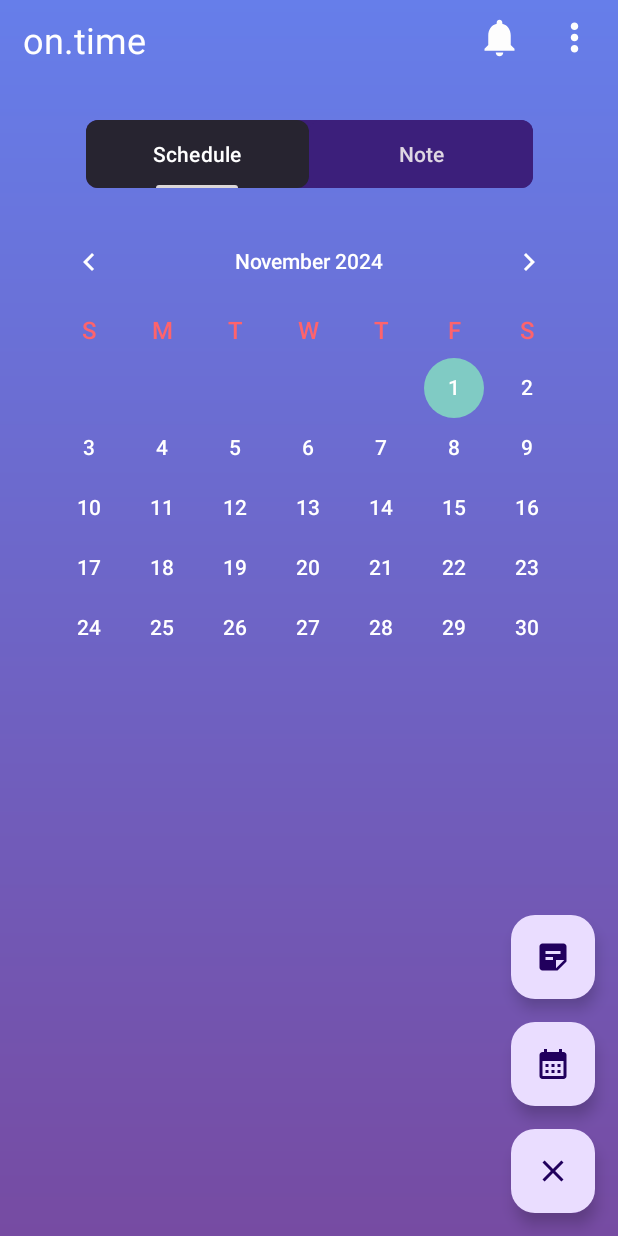
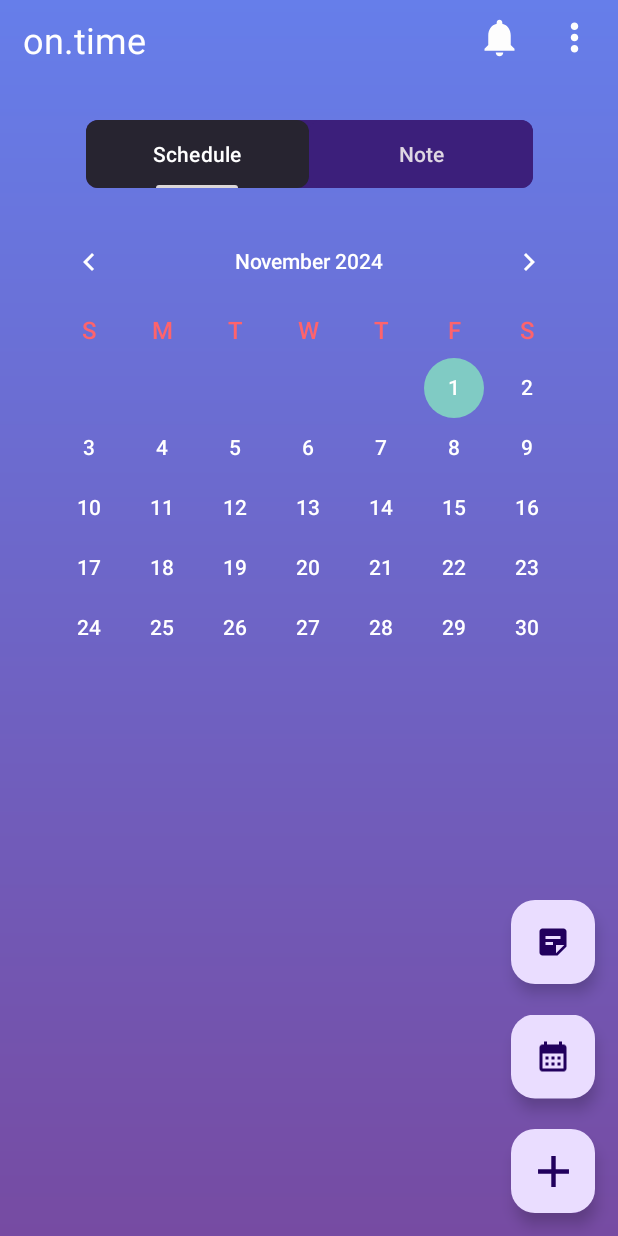
Before and after one commit to VinhGiang731/To-Do-List-App, an Android app: the MakeNoteActivity screen opened directly, with no data from a screen before it, after a tap on "This is float button", on a phone screen of 412 x 824 dp. Run offline under Robolectric (Android 15) with nearby library versions, the phone set to English and light mode, and no system bars.

Commit message:
update float button and list view

```diff
--- a/app/src/main/java/com/example/to_do_list/MakeNoteActivity.kt
+++ b/app/src/main/java/com/example/to_do_list/MakeNoteActivity.kt
@@ -3,38 +3,150 @@ package com.example.to_do_list
 import android.content.Intent
 import android.os.Bundle
 import android.view.View
+import android.view.animation.AnticipateOvershootInterpolator
+import android.view.animation.OvershootInterpolator
 import androidx.activity.enableEdgeToEdge
 import androidx.appcompat.app.AppCompatActivity
+import androidx.constraintlayout.widget.ConstraintLayoutStates
 import com.example.to_do_list.databinding.ActivityMakenoteBinding
+import com.google.android.material.floatingactionbutton.FloatingActionButton
 import com.google.android.material.tabs.TabLayoutMediator
 
 class MakeNoteActivity : AppCompatActivity() {
     private lateinit var binding: ActivityMakenoteBinding
+    private lateinit var fab_sub1: FloatingActionButton
+    private lateinit var fab_sub2: FloatingActionButton
+
     override fun onCreate(savedInstanceState: Bundle?) {
         super.onCreate(savedInstanceState)
         enableEdgeToEdge()
         binding = ActivityMakenoteBinding.inflate(layoutInflater)
         setContentView(binding.root)
+        fab_sub1 = findViewById(R.id.fab_subFloat1)
+        fab_sub2 = findViewById(R.id.fab_subFloat2)
+
 
         AddEventBtnMore()
         ViewPagerSetup()
         AddEvenBtnFloat()
     }
 
+//    private fun AddEvenBtnFloat() {
+//        var flag = false
+//        binding.apply {
+//            binding.fabBassFloat.setOnClickListener {
+//                flag = !flag
+//                if (flag) {
+//                    binding.fabBassFloat.animate().setDuration(300).rotation(135f).withEndAction {
+//                        binding.fabBassFloat.setImageResource(R.drawable.bg_btn_close)
+//                    }.start()
+//
+//
+//                    fab_sub1.show()
+//                    fab_sub2.show()
+//                } else {
+//                    binding.fabBassFloat.setImageResource(R.drawable.bg_btn_float)
+//                    fab_sub1.hide()
+//                    fab_sub2.hide()
+//                }
+//            }
+//        }
+//    }
+
     private fun AddEvenBtnFloat() {
         var flag = false
-        binding.btnBassFloat.setOnClickListener {
-            flag = !flag
-            if(flag) {
-                binding.btnBassFloat.setImageResource(R.drawable.bg_btn_close)
-                binding.btnSubFloat1.visibility = View.VISIBLE
-                binding.btnSubFloat2.visibility = View.VISIBLE
-            } else{
-                binding.btnBassFloat.setImageResource(R.drawable.bg_btn_float)
-                binding.btnSubFloat1.visibility = View.GONE
-                binding.btnSubFloat2.visibility = View.GONE
+        binding.apply {
+            binding.fabBassFloat.setOnClickListener {
+                flag = !flag
+                if (flag) {
+                    expand()
+                } else {
+                    colse()
+                }
             }
+        }
+    }
 
+    private fun colse() {
+        /*
+             binding.fabBassFloat.animate().setDuration(300).rotation(0f).start()
+            fabBassFloat.animate(): Bắt đầu một chuỗi hoạt ảnh trên nút fabBassFloat.
+            .setDuration(300): Thiết lập thời gian chạy hoạt ảnh là 300ms (0,3 giây).
+            .rotation(0f): Quay nút fabBassFloat về góc 0 độ. Đây có thể là một thao tác "reset" nếu trước đó nút đã xoay.
+            .start(): Bắt đầu thực hiện chuỗi hoạt ảnh này.
+         */
+
+        binding.fabBassFloat.animate().setDuration(300).rotation(0f).start()
+
+
+        /*
+            binding.fabSubFloat1.animate().setDuration(300).translationY(0f).alpha(0f)
+            fabSubFloat1.animate(): Bắt đầu một chuỗi hoạt ảnh trên nút fabSubFloat1.
+            .setDuration(300): Thiết lập thời gian chạy hoạt ảnh là 300ms (0,3 giây).
+            .translationY(0f): Di chuyển nút fabSubFloat1 theo trục Y về vị trí ban đầu (tọa độ Y = 0).
+            .alpha(0f): Làm mờ dần nút fabSubFloat1, đặt độ mờ (alpha) thành 0, khiến nó trở nên trong suốt.
+
+            .setInterpolator(AnticipateOvershootInterpolator(2f))
+            AnticipateOvershootInterpolator(2f): Sử dụng một interpolator đặc biệt cho hoạt ảnh,
+            tạo cảm giác nút "bật lại" một chút khi kết thúc. 2f là độ mạnh của hiệu ứng "anticipate" và "overshoot".
+            Interpolator này làm cho hoạt ảnh trông tự nhiên hơn, giống như khi bạn đóng hoặc mở một cửa có chút lực đàn hồi.
+
+            .withEndAction { binding.fabSubFloat1.visibility = View.GONE }
+            .withEndAction { ... }: Xác định một hành động sẽ được thực hiện sau khi hoạt ảnh kết thúc.
+            binding.fabSubFloat1.visibility = View.GONE: Sau khi hoạt ảnh kết thúc,
+            đặt thuộc tính visibility của fabSubFloat1 thành GONE, khiến nó không còn hiển thị và chiếm không gian trên giao diện.
+         */
+
+        binding.fabSubFloat1.animate().setDuration(300).translationY(0f).alpha(0f)
+            .setInterpolator(AnticipateOvershootInterpolator(2f)).withEndAction {
+                binding.fabSubFloat1.visibility = View.GONE
+            }.start()
+
+        binding.fabSubFloat2.animate().setDuration(300).translationY(0f).alpha(0f)
+            .setInterpolator(AnticipateOvershootInterpolator(2f)).withEndAction {
+                binding.fabSubFloat2.visibility = View.GONE
+            }.start()
+    }
+
+    private fun expand() {
+        binding.fabBassFloat.animate().setDuration(300).rotation(180f).start()
+
+        /*
+            binding.fabSubFloat1.apply { ... }
+            Phần này áp dụng hoạt ảnh cho nút phụ fabSubFloat1.
+
+            alpha = 0f: Đặt độ mờ (alpha) ban đầu là 0, khiến nút trở nên trong suốt.
+            visibility = View.VISIBLE: Hiển thị nút fabSubFloat1,
+            cần thiết để cho phép hoạt ảnh hiển thị (vì nó có thể đã bị GONE từ trước).
+            animate().setDuration(300): Bắt đầu chuỗi hoạt ảnh với thời gian chạy là 300ms.
+
+            .translationY(-resources.getDimension(R.dimen.fab1)):
+            Di chuyển fabSubFloat1 lên trên một khoảng cách bằng với giá trị trong R.dimen.fab1.
+            Giá trị âm (-) làm cho nút di chuyển theo hướng lên trên.
+
+            .alpha(1f): Thay đổi độ mờ (alpha) lên 1, làm cho nút dần dần hiện ra.
+            .setInterpolator(OvershootInterpolator(2f)): Sử dụng OvershootInterpolator với hệ số 2f, tạo hiệu ứng bật nhẹ khi nút xuất hiện.
+            .start(): Bắt đầu chuỗi hoạt ảnh.
+         */
+
+        binding.fabSubFloat1.apply {
+            alpha = 0f
+            visibility = View.VISIBLE
+            animate().setDuration(300)
+                .translationY(-resources.getDimension(R.dimen.fab1))
+                .alpha(1f)
+                .setInterpolator(OvershootInterpolator(2f))
+                .start()
+        }
+
+        binding.fabSubFloat2.apply {
+            alpha = 0f
+            visibility = View.VISIBLE
+            animate().setDuration(300)
+                .translationY(-resources.getDimension(R.dimen.fab2))
+                .alpha(1f)
+                .setInterpolator(OvershootInterpolator(2f))
+                .start()
         }
     }
 
--- a/app/src/main/res/drawable/bg_btn_float.xml
+++ b/app/src/main/res/drawable/bg_btn_float.xml
@@ -1,5 +1,12 @@
-<vector xmlns:android="http://schemas.android.com/apk/res/android" android:height="30dp" android:tint="#FDFDFD" android:viewportHeight="24" android:viewportWidth="24" android:width="30dp">
+<vector xmlns:android="http://schemas.android.com/apk/res/android"
+    android:width="30dp"
+    android:height="30dp"
+    android:tint="#FDFDFD"
+    android:viewportWidth="24"
+    android:viewportHeight="24">
 
-    <path android:fillColor="@android:color/white" android:pathData="M19,13h-6v6h-2v-6H5v-2h6V5h2v6h6v2z"/>
+    <path
+        android:fillColor="@android:color/white"
+        android:pathData="M19,13h-6v6h-2v-6H5v-2h6V5h2v6h6v2z" />
 
 </vector>
--- a/app/src/main/res/drawable/bg_btn_push_pin.xml
+++ b/app/src/main/res/drawable/bg_btn_push_pin.xml
@@ -1,6 +1,6 @@
 <vector xmlns:android="http://schemas.android.com/apk/res/android"
-    android:width="30dp"
-    android:height="30dp"
+    android:width="28dp"
+    android:height="28dp"
     android:tint="#FDFDFD"
     android:viewportWidth="24"
     android:viewportHeight="24">
--- a/app/src/main/res/drawable/bg_btn_schedule.xml
+++ b/app/src/main/res/drawable/bg_btn_schedule.xml
@@ -1,5 +1,12 @@
-<vector xmlns:android="http://schemas.android.com/apk/res/android" android:height="30dp" android:tint="#FDFDFD" android:viewportHeight="24" android:viewportWidth="24" android:width="30dp">
+<vector xmlns:android="http://schemas.android.com/apk/res/android"
+    android:width="30dp"
+    android:height="30dp"
+    android:tint="#FDFDFD"
+    android:viewportWidth="24"
+    android:viewportHeight="24">
 
-    <path android:fillColor="@android:color/white" android:pathData="M19,4h-1V2h-2v2H8V2H6v2H5C3.89,4 3.01,4.9 3.01,6L3,20c0,1.1 0.89,2 2,2h14c1.1,0 2,-0.9 2,-2V6C21,4.9 20.1,4 19,4zM19,20H5V10h14V20zM9,14H7v-2h2V14zM13,14h-2v-2h2V14zM17,14h-2v-2h2V14zM9,18H7v-2h2V18zM13,18h-2v-2h2V18zM17,18h-2v-2h2V18z"/>
+    <path
+        android:fillColor="@android:color/white"
+        android:pathData="M19,4h-1V2h-2v2H8V2H6v2H5C3.89,4 3.01,4.9 3.01,6L3,20c0,1.1 0.89,2 2,2h14c1.1,0 2,-0.9 2,-2V6C21,4.9 20.1,4 19,4zM19,20H5V10h14V20zM9,14H7v-2h2V14zM13,14h-2v-2h2V14zM17,14h-2v-2h2V14zM9,18H7v-2h2V18zM13,18h-2v-2h2V18zM17,18h-2v-2h2V18z" />
 
 </vector>
--- a/app/src/main/res/layout/activity_makenote.xml
+++ b/app/src/main/res/layout/activity_makenote.xml
@@ -84,7 +84,7 @@
         app:layout_constraintTop_toBottomOf="@+id/tbl_options" />
 
     <com.google.android.material.floatingactionbutton.FloatingActionButton
-        android:id="@+id/btn_subFloat1"
+        android:id="@+id/fab_subFloat1"
         android:layout_width="wrap_content"
         android:layout_height="wrap_content"
         android:layout_marginEnd="15sp"
@@ -93,12 +93,12 @@
         android:contentDescription="@string/btn_float1"
         android:focusable="true"
         android:visibility="gone"
-        app:layout_constraintBottom_toTopOf="@+id/btn_subFloat2"
+        app:layout_constraintBottom_toTopOf="@+id/fab_subFloat2"
         app:layout_constraintEnd_toEndOf="parent"
         app:srcCompat="@drawable/bg_btn_note" />
 
     <com.google.android.material.floatingactionbutton.FloatingActionButton
-        android:id="@+id/btn_subFloat2"
+        android:id="@+id/fab_subFloat2"
         android:layout_width="wrap_content"
         android:layout_height="wrap_content"
         android:layout_marginEnd="15sp"
@@ -107,12 +107,12 @@
         android:contentDescription="@string/btn_float2"
         android:focusable="true"
         android:visibility="gone"
-        app:layout_constraintBottom_toTopOf="@+id/btn_bassFloat"
+        app:layout_constraintBottom_toTopOf="@+id/fab_bassFloat"
         app:layout_constraintEnd_toEndOf="parent"
         app:srcCompat="@drawable/bg_btn_schedule" />
 
     <com.google.android.material.floatingactionbutton.FloatingActionButton
-        android:id="@+id/btn_bassFloat"
+        android:id="@+id/fab_bassFloat"
         android:layout_width="wrap_content"
         android:layout_height="wrap_content"
         android:layout_marginEnd="15sp"
@@ -120,10 +120,12 @@
         android:clickable="true"
         android:contentDescription="@string/btn_float"
         android:focusable="true"
-        android:visibility="visible"
         app:layout_constraintBottom_toBottomOf="parent"
         app:layout_constraintEnd_toEndOf="parent"
+        app:maxImageSize="35sp"
         app:srcCompat="@drawable/bg_btn_float" />
+
+    <!--    <include layout="@layout/fab_layout" />-->
 
 
 </androidx.constraintlayout.widget.ConstraintLayout>
--- a/app/src/main/res/layout/fragment_note_view.xml
+++ b/app/src/main/res/layout/fragment_note_view.xml
@@ -24,7 +24,6 @@
         android:id="@+id/lv_note"
         android:dividerHeight="10sp"
         android:divider="@drawable/empty_bg"
-        android:listSelector="@drawable/bg_note_content"
         android:layout_width="match_parent"
         android:layout_height="wrap_content"
         android:layout_gravity="center"
--- a/app/src/main/res/values/colors.xml
+++ b/app/src/main/res/values/colors.xml
@@ -8,5 +8,6 @@
     <color name="purple">#3C1F7B</color>
     <color name="purple_search">#CBC1FD</color>
     <color name="bg_item_note">#7E64FE</color>
+    <color name="bg_float">#36364A</color>
 
 </resources>
--- /dev/null
+++ b/app/src/main/res/values/dimens.xml
@@ -0,0 +1,5 @@
+<?xml version="1.0" encoding="utf-8"?>
+<resources>
+    <dimen name="fab1">10dp</dimen>
+    <dimen name="fab2">5dp</dimen>
+</resources>
```
Also changed, not shown: app/src/main/res/layout/custom_itemnote.xml (+8 -3 lines), app/src/main/res/layout/fab_layout.xml (added, +38 -0 lines).
